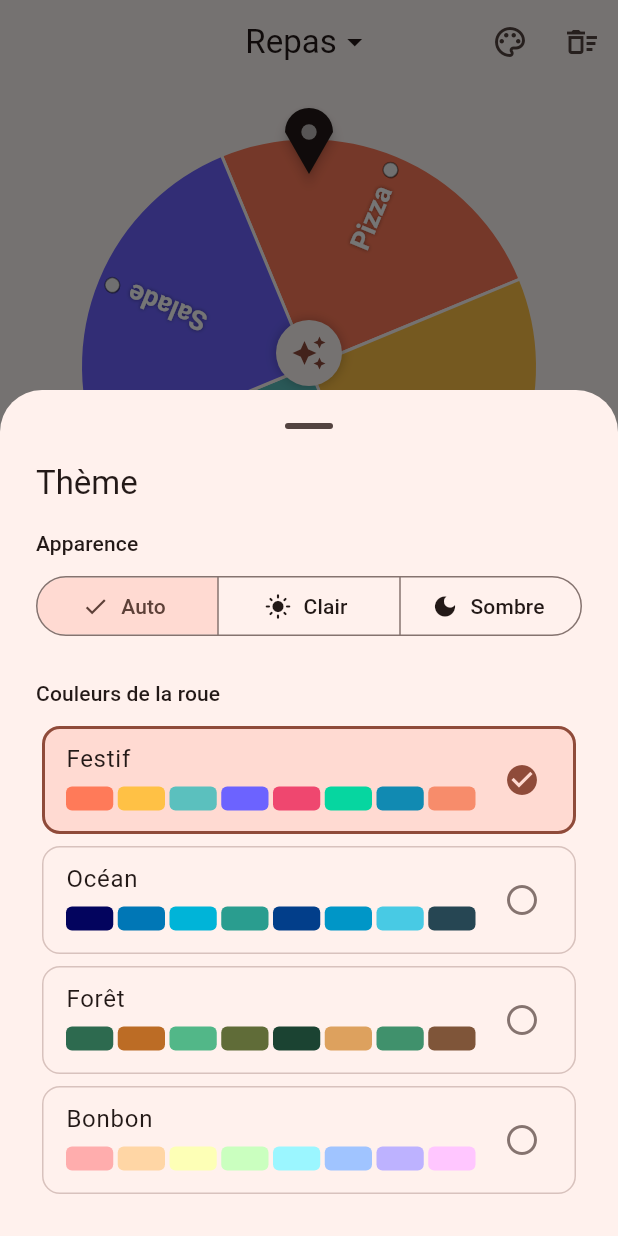
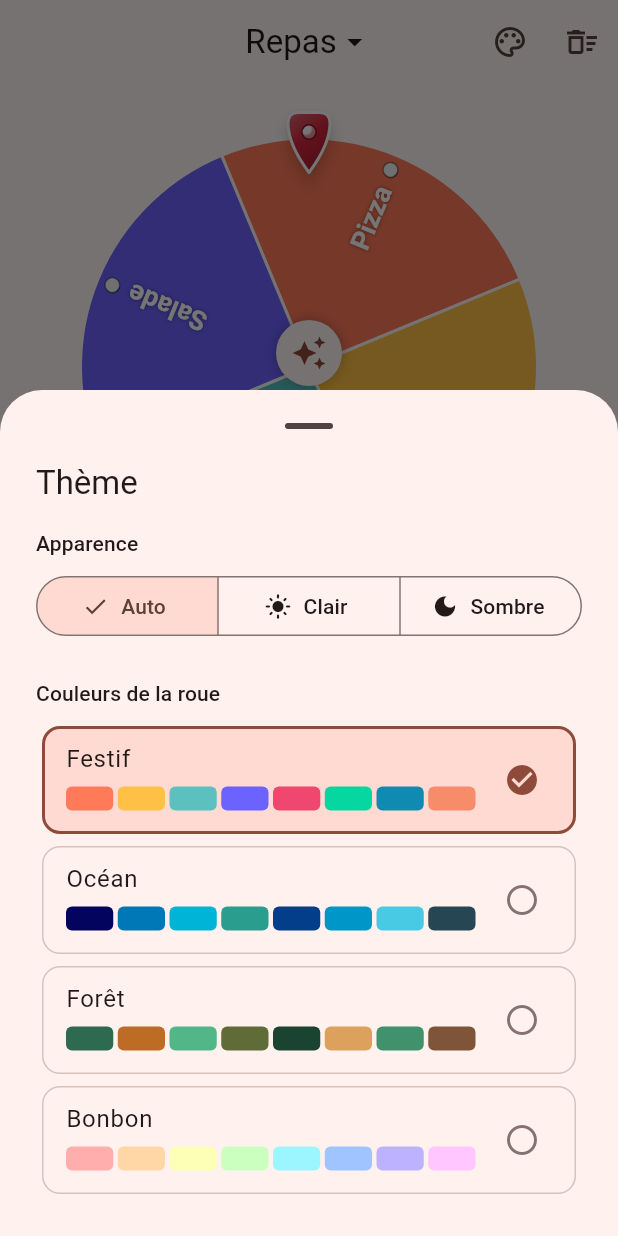
Before and after one commit to qnope/HappySpin, a Flutter app: the screen it shows after launch, after a tap on the "palette" icon, on a phone screen of 412 x 824 dp. Run offline on Flutter 3.47's test engine with Material 3 defaults, Android fonts, the phone set to English and light mode, and no system bars; our stand-ins replace shared_preferences.

Commit message:
Redraw the pointer as a colored arrowhead that fits each palette
The white pin disappeared into light segments and looked like a map
marker. It is now a flat-topped arrowhead with a white outline, a soft
gradient and a polished screw, in a color chosen per palette. Its size
and pivot are unchanged, so the springy deflection still works.

Co-Authored-By: Claude Opus 5.5 (1M context) <noreply@anthropic.com>
Claude-Session: https://claude.ai/code/session_01RMxjfBMmWz4Qqf3z1VQUXt

```diff
--- a/lib/src/app_theme.dart
+++ b/lib/src/app_theme.dart
@@ -10,6 +10,7 @@ class WheelPalette {
     required this.name,
     required this.seed,
     required this.colors,
+    required this.pointerColor,
     this.labelColor = Colors.white,
   });
 
@@ -20,6 +21,9 @@ class WheelPalette {
   /// Color the app's Material color scheme is derived from.
   final Color seed;
   final List<Color> colors;
+
+  /// Color of the pointer at the top of the wheel.
+  final Color pointerColor;
 
   /// Color of the choice names written on the wheel.
   final Color labelColor;
@@ -35,6 +39,7 @@ class WheelPalette {
 
   static const festive = WheelPalette(
     id: 'festive',
+    pointerColor: Color(0xFFD7263D),
     name: 'Festif',
     seed: Color(0xFFFF7A59),
     colors: [
@@ -51,6 +56,7 @@ class WheelPalette {
 
   static const ocean = WheelPalette(
     id: 'ocean',
+    pointerColor: Color(0xFFF4A261),
     name: 'Océan',
     seed: Color(0xFF0077B6),
     colors: [
@@ -67,6 +73,7 @@ class WheelPalette {
 
   static const forest = WheelPalette(
     id: 'forest',
+    pointerColor: Color(0xFFE9B949),
     name: 'Forêt',
     seed: Color(0xFF2D6A4F),
     colors: [
@@ -83,6 +90,7 @@ class WheelPalette {
 
   static const candy = WheelPalette(
     id: 'candy',
+    pointerColor: Color(0xFF8E4FB0),
     name: 'Bonbon',
     seed: Color(0xFFE07A9B),
     labelColor: Color(0xFF3D2C3E),
--- a/lib/src/spinning_wheel.dart
+++ b/lib/src/spinning_wheel.dart
@@ -57,7 +57,10 @@ class SpinningWheel extends StatelessWidget {
               alignment: const Alignment(0, -0.27),
               child: CustomPaint(
                 size: const Size(32, 44),
-                painter: _PointerPainter(scheme.onSurface),
+                painter: _PointerPainter(
+                  color: palette.pointerColor,
+                  outline: Colors.white,
+                ),
               ),
             ),
           ),
@@ -209,26 +212,75 @@ class _WheelPainter extends CustomPainter {
 }
 
 class _PointerPainter extends CustomPainter {
-  _PointerPainter(this.color);
+  _PointerPainter({required this.color, required this.outline});
 
   final Color color;
+  final Color outline;
 
   @override
   void paint(Canvas canvas, Size size) {
-    // A rounded flap hanging from a pivot, ending in a sharp tip.
+    // An arrowhead with a rounded top, its sides curving in to a sharp tip.
     final w = size.width;
     final pivot = Offset(w / 2, w / 2);
+    final tip = Offset(w / 2, size.height - 1);
+    const top = 3.0;
+    const corner = 7.0;
     final path = Path()
-      ..moveTo(w / 2, size.height)
-      ..lineTo(0, pivot.dy)
-      ..arcToPoint(Offset(w, pivot.dy), radius: Radius.circular(w / 2))
-      ..lineTo(w / 2, size.height)
+      ..moveTo(tip.dx, tip.dy)
+      ..quadraticBezierTo(2, size.height * 0.55, 2, top + corner)
+      ..quadraticBezierTo(2, top, 2 + corner, top)
+      ..lineTo(w - 2 - corner, top)
+      ..quadraticBezierTo(w - 2, top, w - 2, top + corner)
+      ..quadraticBezierTo(w - 2, size.height * 0.55, tip.dx, tip.dy)
       ..close();
-    canvas.drawShadow(path, Colors.black, 3, false);
-    canvas.drawPath(path, Paint()..color = color);
-    canvas.drawCircle(pivot, w * 0.16, Paint()..color = Colors.white70);
+
+    canvas.drawShadow(path, Colors.black, 4, false);
+    canvas.drawPath(
+      path,
+      Paint()
+        ..shader = LinearGradient(
+          begin: Alignment.topLeft,
+          end: Alignment.bottomRight,
+          colors: [
+            Color.lerp(color, Colors.white, 0.35)!,
+            color,
+            Color.lerp(color, Colors.black, 0.3)!,
+          ],
+          stops: const [0, 0.45, 1],
+        ).createShader(Offset.zero & size),
+    );
+    canvas.drawPath(
+      path,
+      Paint()
+        ..color = outline
+        ..style = PaintingStyle.stroke
+        ..strokeWidth = 2
+        ..strokeJoin = StrokeJoin.round,
+    );
+
+    // A small polished screw holding the pointer.
+    final screw = w * 0.15;
+    canvas.drawCircle(
+      pivot,
+      screw,
+      Paint()
+        ..shader = RadialGradient(
+          center: const Alignment(-0.4, -0.4),
+          colors: [Colors.white, outline, Color.lerp(outline, color, 0.5)!],
+          stops: const [0, 0.6, 1],
+        ).createShader(Rect.fromCircle(center: pivot, radius: screw)),
+    );
+    canvas.drawCircle(
+      pivot,
+      screw,
+      Paint()
+        ..color = Color.lerp(color, Colors.black, 0.4)!
+        ..style = PaintingStyle.stroke
+        ..strokeWidth = 1,
+    );
   }
 
   @override
-  bool shouldRepaint(_PointerPainter old) => old.color != color;
+  bool shouldRepaint(_PointerPainter old) =>
+      old.color != color || old.outline != outline;
 }
```
